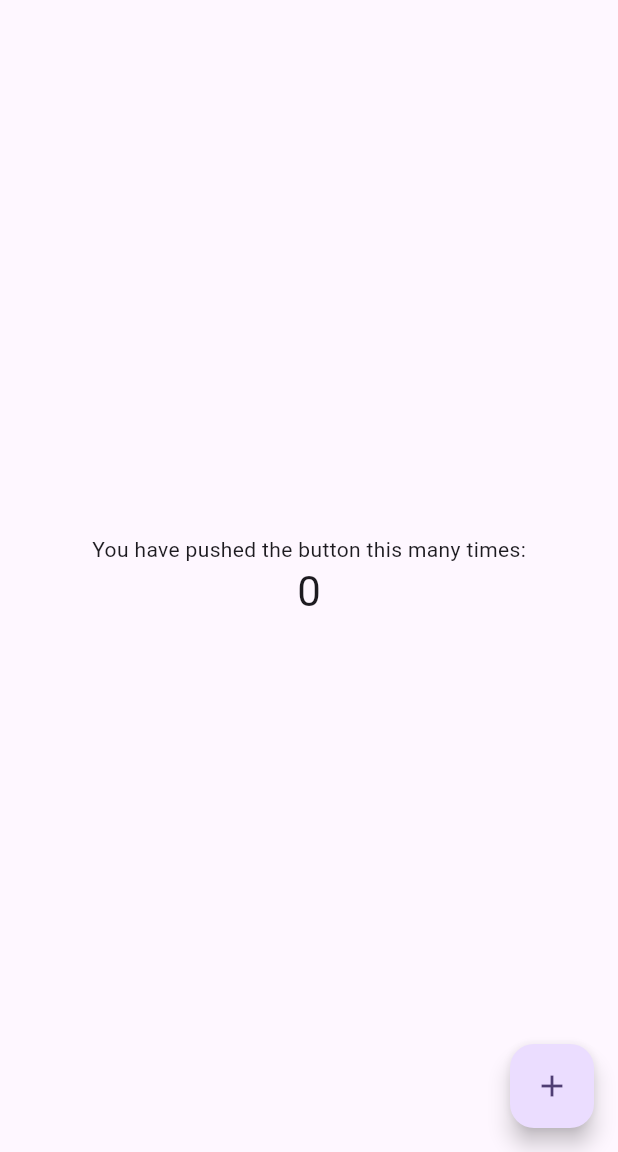
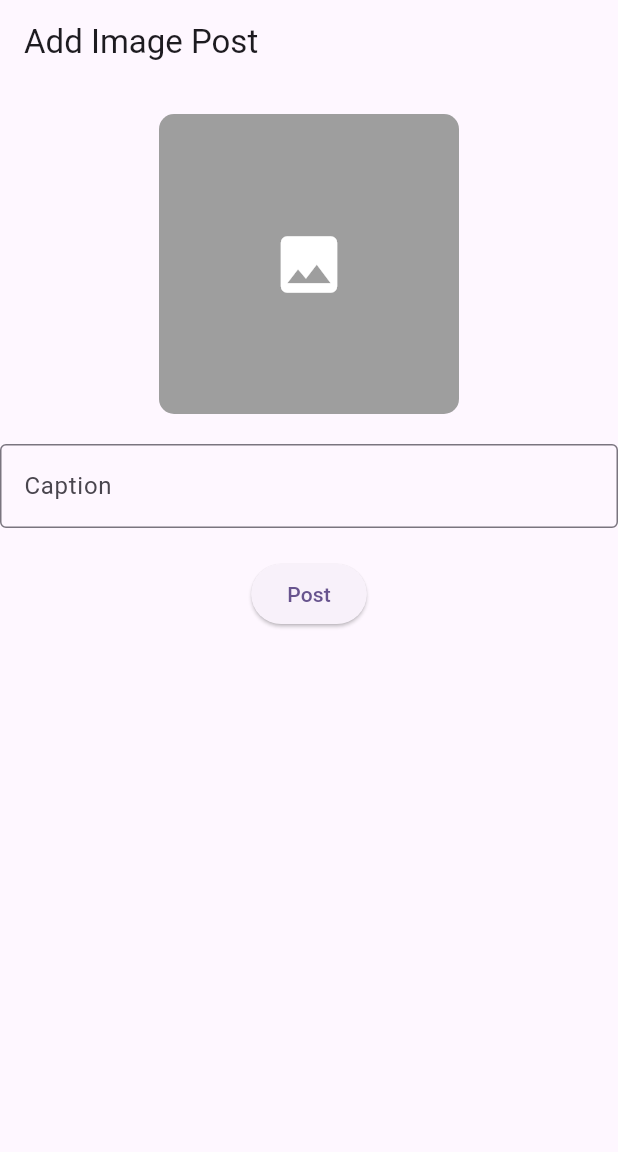
Before and after one commit to TariqMehmood1004/CryptoCrafter, a Flutter app: the screen it shows after launch, on a phone screen of 412 x 824 dp, the part 84-1236 px from its top. Run offline on Flutter 3.47's test engine with Material 3 defaults, Android fonts, the phone set to English and light mode, and no system bars; our stand-ins replace cloud_firestore, firebase_core, firebase_storage, image_picker; accounts and stored records are empty.

Commit message:
Initializing the firebase with the app.

```diff
--- /dev/null
+++ b/lib/firebase_services/add_image_post.dart
@@ -0,0 +1,29 @@
+import 'dart:io';
+
+import 'package:cloud_firestore/cloud_firestore.dart';
+import 'package:firebase_storage/firebase_storage.dart';
+
+class AddImagePostService {
+  final FirebaseStorage _storage = FirebaseStorage.instance;
+  final FirebaseFirestore _firestore = FirebaseFirestore.instance;
+
+  Future<String> uploadImage(String filePath) async {
+    Reference ref = _storage
+        .ref()
+        .child('posts/images/${DateTime.now().millisecondsSinceEpoch}');
+    UploadTask uploadTask = ref.putFile(File(filePath));
+    TaskSnapshot taskSnapshot = await uploadTask;
+    String downloadUrl = await taskSnapshot.ref.getDownloadURL();
+    return downloadUrl;
+  }
+
+  Future<void> addImagePost(String imageUrl, String caption) async {
+    CollectionReference posts = _firestore.collection('posts');
+    await posts.add({
+      'type': 'image',
+      'imageUrl': imageUrl,
+      'caption': caption,
+      'createdAt': FieldValue.serverTimestamp(),
+    });
+  }
+}
--- a/lib/main.dart
+++ b/lib/main.dart
@@ -1,6 +1,15 @@
+// ignore_for_file: depend_on_referenced_packages
+
 import 'package:flutter/material.dart';
+import 'package:trading_app/screens/admin/add_post/add_image_post.dart';
+import 'package:firebase_core/firebase_core.dart';
 
-void main() {
+void main() async {
+// Connect with the firebase this app.
+
+  WidgetsFlutterBinding.ensureInitialized();
+  await Firebase.initializeApp();
+
   runApp(const MyApp());
 }
 
@@ -30,14 +39,6 @@ class MyHomePage extends StatefulWidget {
 }
 
 class _MyHomePageState extends State<MyHomePage> {
-  int _counter = 0;
-
-  void _incrementCounter() {
-    setState(() {
-      _counter++;
-    });
-  }
-
   @override
   Widget build(BuildContext context) {
     return Scaffold(
@@ -45,25 +46,7 @@ class _MyHomePageState extends State<MyHomePage> {
         backgroundColor: Theme.of(context).colorScheme.inversePrimary,
         title: Text(widget.title),
       ),
-      body: Center(
-        child: Column(
-          mainAxisAlignment: MainAxisAlignment.center,
-          children: <Widget>[
-            const Text(
-              'You have pushed the button this many times:',
-            ),
-            Text(
-              '$_counter',
-              style: Theme.of(context).textTheme.headlineMedium,
-            ),
-          ],
-        ),
-      ),
-      floatingActionButton: FloatingActionButton(
-        onPressed: _incrementCounter,
-        tooltip: 'Increment',
-        child: const Icon(Icons.add),
-      ),
+      body: const AddImagePost(),
     );
   }
 }
--- a/lib/screens/admin/add_post/add_image_post.dart
+++ b/lib/screens/admin/add_post/add_image_post.dart
@@ -0,0 +1,103 @@
+// ignore_for_file: library_private_types_in_public_api, use_build_context_synchronously, unused_field
+
+import 'dart:io';
+import 'package:flutter/material.dart';
+import 'package:image_picker/image_picker.dart';
+import 'package:trading_app/firebase_services/add_image_post.dart';
+
+class AddImagePost extends StatefulWidget {
+  const AddImagePost({super.key});
+
+  @override
+  _AddImagePostState createState() => _AddImagePostState();
+}
+
+class _AddImagePostState extends State<AddImagePost> {
+  final ImagePicker _picker = ImagePicker();
+  XFile? _image;
+  String? _imageUrl;
+  String? _caption;
+
+  AddImagePostService addImagePostService = AddImagePostService();
+
+  @override
+  Widget build(BuildContext context) {
+    return Scaffold(
+      appBar: AppBar(
+        title: const Text('Add Image Post'),
+      ),
+      body: SingleChildScrollView(
+        child: Column(
+          children: [
+            const SizedBox(height: 20),
+            Center(
+              child: GestureDetector(
+                onTap: () async {
+                  _image = await _picker.pickImage(source: ImageSource.gallery);
+                  setState(() {});
+                },
+                child: Container(
+                  width: 200,
+                  height: 200,
+                  decoration: BoxDecoration(
+                    color: Colors.grey,
+                    borderRadius: BorderRadius.circular(10),
+                    image: _image != null
+                        ? DecorationImage(
+                            image: FileImage(File(_image!.path)),
+                            fit: BoxFit.cover,
+                          )
+                        : null,
+                  ),
+                  child: _image == null
+                      ? const Icon(
+                          Icons.image,
+                          size: 50,
+                          color: Colors.white,
+                        )
+                      : null,
+                ),
+              ),
+            ),
+            const SizedBox(height: 20),
+            TextField(
+              decoration: const InputDecoration(
+                labelText: 'Caption',
+                border: OutlineInputBorder(),
+              ),
+              onChanged: (value) {
+                setState(() {
+                  _caption = value;
+                });
+              },
+            ),
+            const SizedBox(height: 20),
+            ElevatedButton(
+              onPressed: () async {
+                if (_image != null && _caption != null) {
+                  // Upload image to Firebase Storage
+                  String imageUrl =
+                      await addImagePostService.uploadImage(_image!.path);
+
+                  // Add post to Firestore
+                  await addImagePostService.addImagePost(imageUrl, _caption!);
+
+                  // Navigate back to home page
+                  Navigator.pop(context);
+                } else {
+                  ScaffoldMessenger.of(context).showSnackBar(
+                    const SnackBar(
+                      content:
+                          Text('Please select an image and enter a caption.'),
+                    ),
+                  );
+                }
+              },
+              child: const Text('Post'),
+            ),
+          ],
+        ),
+      ),
+    );
+  }
+}
--- a/pubspec.yaml
+++ b/pubspec.yaml
@@ -35,6 +35,11 @@ dependencies:
   # The following adds the Cupertino Icons font to your application.
   # Use with the CupertinoIcons class for iOS style icons.
   cupertino_icons: ^1.0.2
+  cloud_firestore: ^4.13.6
+  firebase_storage: ^11.5.6
+  firebase_auth: ^4.15.3
+  image_picker: ^1.0.6
+  firebase_core: ^2.24.2
 
 dev_dependencies:
   flutter_test:
```
Also changed, not shown: pubspec.lock.
